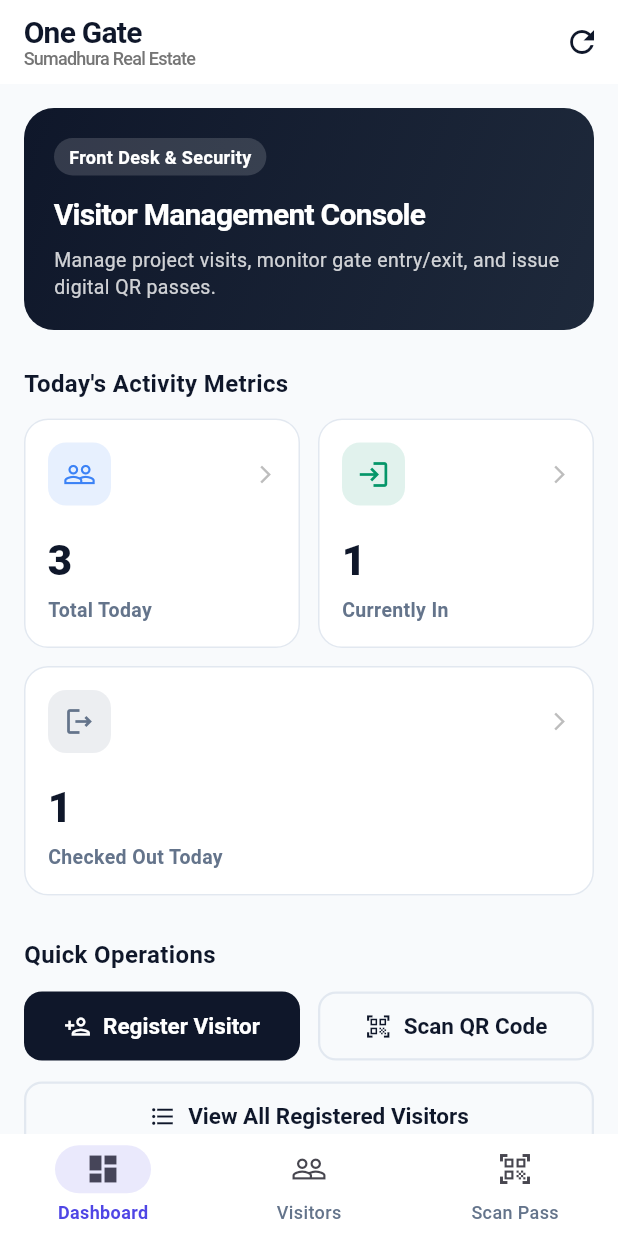
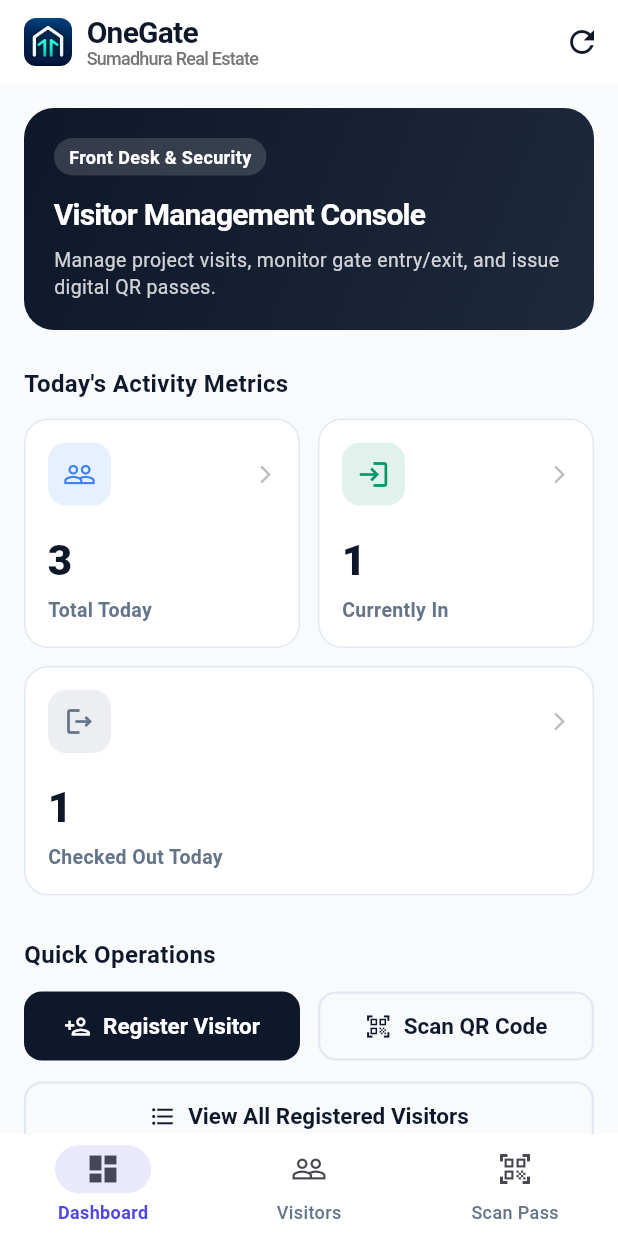
Before and after one commit to avinav-26th/OneGate, a Flutter app: the screen it shows after launch, on a phone screen of 412 x 824 dp. Run offline on Flutter 3.47's test engine with Material 3 defaults, Android fonts, the phone set to English and light mode, and no system bars; our stand-ins replace flutter_riverpod, qr_flutter, shared_preferences; missing offline and left inert: mobile_scanner; network calls fail.

Commit message:
feat(branding): update app name to OneGate, set package to com.sumadhura.onegate, and add app icons

```diff
--- a/lib/app/app.dart
+++ b/lib/app/app.dart
@@ -8,7 +8,7 @@ class OneGateApp extends StatelessWidget {
   @override
   Widget build(BuildContext context) {
     return MaterialApp(
-      title: 'One Gate',
+      title: 'OneGate',
       debugShowCheckedModeBanner: false,
       theme: AppTheme.lightTheme,
       home: const MainNavigationShell(),
--- a/lib/core/constants/app_constants.dart
+++ b/lib/core/constants/app_constants.dart
@@ -1,5 +1,5 @@
 class AppConstants {
-  static const String appName = 'One Gate';
+  static const String appName = 'OneGate';
   static const String appTagline = 'One access desk. Every project.';
 
   static const List<String> projects = [
--- a/lib/features/dashboard/presentation/dashboard_screen.dart
+++ b/lib/features/dashboard/presentation/dashboard_screen.dart
@@ -16,10 +16,22 @@ class DashboardScreen extends ConsumerWidget {
 
     return Scaffold(
       appBar: AppBar(
-        title: Column(
+        title: Row(
+          children: [
+            ClipRRect(
+              borderRadius: BorderRadius.circular(8),
+              child: Image.asset(
+                'assets/images/onegate_logo.png',
+                width: 32,
+                height: 32,
+                fit: BoxFit.cover,
+              ),
+            ),
+            const SizedBox(width: 10),
+            Column(
               crossAxisAlignment: CrossAxisAlignment.start,
               children: [
-            const Text('One Gate'),
+                const Text('OneGate'),
                 Text(
                   'Sumadhura Real Estate',
                   style: TextStyle(
@@ -27,6 +39,8 @@ class DashboardScreen extends ConsumerWidget {
                     fontWeight: FontWeight.w500,
                     color: Colors.grey.shade600,
                   ),
+                ),
+              ],
             ),
           ],
         ),
```
Also changed, not shown: pubspec.yaml (+10 -0 lines), assets/icon/app_icon.png (added), assets/images/onegate_logo.png (added), pubspec.lock, 33 other files. Lines whose indentation alone changed are shown as unchanged.
